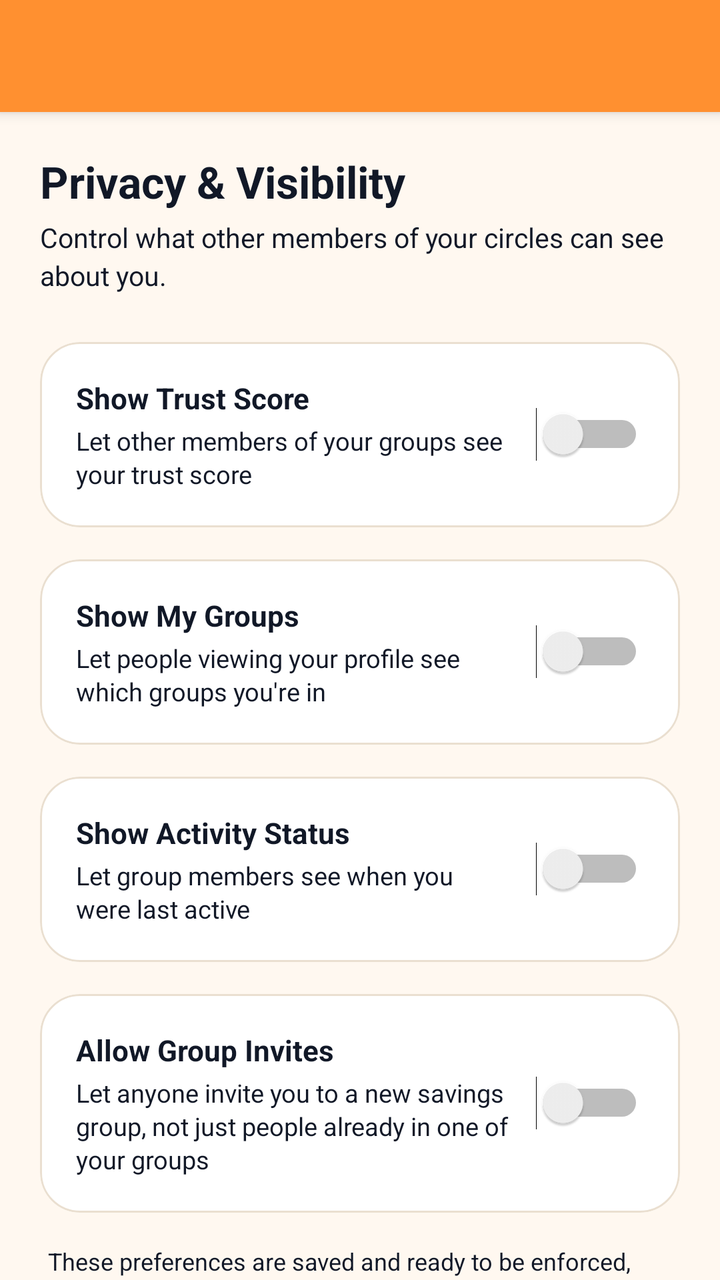
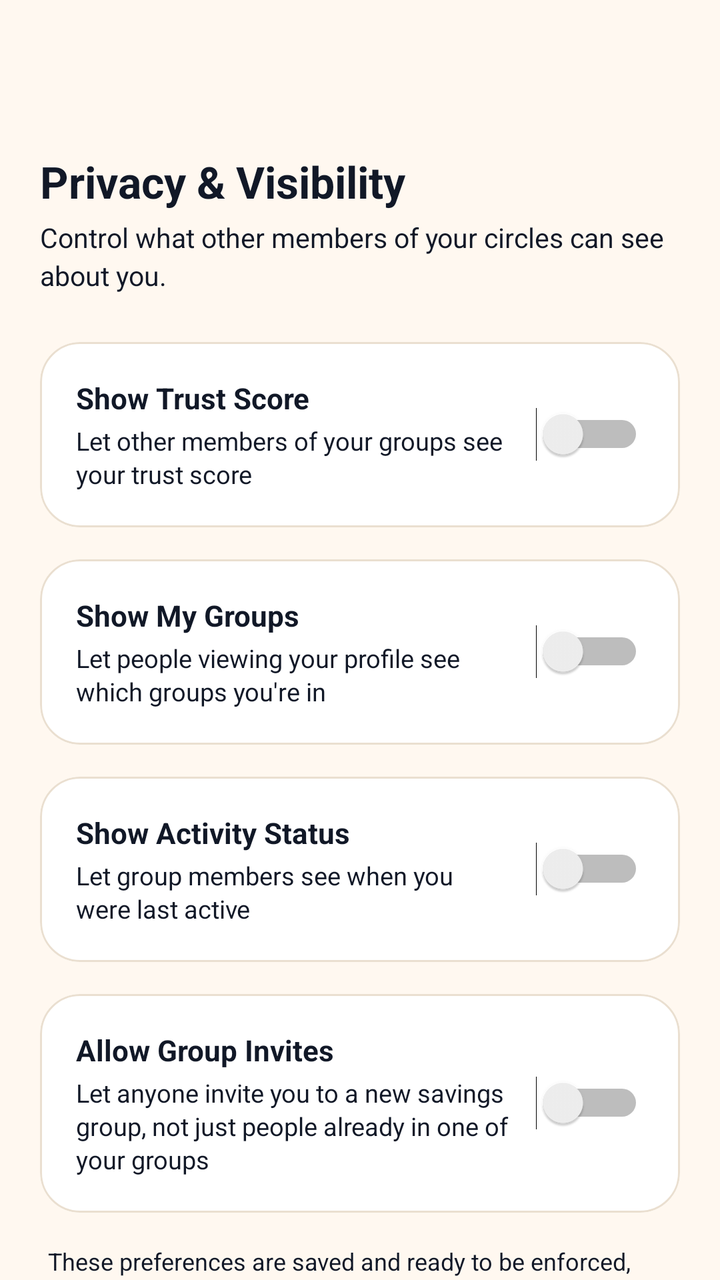

An Android layout rendered at two revisions. The XML below is the earlier revision; the diff shows what the commit changed to produce the second picture.
<!-- AndroidManifest.xml: application theme AppTheme -->
<!-- res/layout/privacy_settings.xml -->
<androidx.coordinatorlayout.widget.CoordinatorLayout
	xmlns:android="http://schemas.android.com/apk/res/android"
	xmlns:app="http://schemas.android.com/apk/res-auto"
	xmlns:tools="http://schemas.android.com/tools"
	android:id="@+id/_coordinator"
	android:layout_width="match_parent"
	android:layout_height="match_parent">
	<com.google.android.material.appbar.AppBarLayout
		android:id="@+id/_app_bar"
		android:layout_width="match_parent"
		android:layout_height="wrap_content"
		android:theme="@style/AppTheme.AppBarOverlay">
		<androidx.appcompat.widget.Toolbar
			android:id="@+id/_toolbar"
			android:layout_width="match_parent"
			android:layout_height="?attr/actionBarSize"
			android:background="?attr/appBarColor"
			app:popupTheme="@style/AppTheme.PopupOverlay" />
	</com.google.android.material.appbar.AppBarLayout>
	<androidx.core.widget.NestedScrollView
		android:id="@+id/vscroll3"
		android:layout_width="match_parent"
		android:layout_height="match_parent"
		android:fillViewport="true"
		android:overScrollMode="never"
		app:layout_behavior="@string/appbar_scrolling_view_behavior">
		<LinearLayout
			android:id="@+id/linear83"
			android:layout_width="match_parent"
			android:layout_height="wrap_content"
			android:padding="20dp"
			android:orientation="vertical">
			<TextView
				android:id="@+id/textview92"
				android:layout_width="wrap_content"
				android:layout_height="wrap_content"
				android:text="Privacy &amp; Visibility"
				android:textSize="22sp"
				android:textStyle="bold" />
			<TextView
				android:id="@+id/textview93"
				android:layout_width="match_parent"
				android:layout_height="wrap_content"
				android:layout_marginTop="4dp"
				android:layout_marginBottom="24dp"
				android:text="Control what other members of your circles can see about you."
				android:textSize="13.5sp"
				android:lineSpacingExtra="3dp" />
			<com.google.android.material.card.MaterialCardView
				android:id="@+id/cardview20"
				android:layout_width="match_parent"
				android:layout_height="wrap_content"
				android:layout_marginBottom="16dp"
				app:cardBackgroundColor="@color/colorSurface"
				app:cardCornerRadius="20dp"
				app:cardElevation="0dp"
				app:strokeColor="@color/colorCardStroke"
				app:strokeWidth="1dp">
				<LinearLayout
					android:id="@+id/linear84"
					android:layout_width="match_parent"
					android:layout_height="wrap_content"
					android:padding="18dp"
					android:gravity="center_vertical"
					android:orientation="horizontal">
					<LinearLayout
						android:id="@+id/linear85"
						android:layout_width="0dp"
						android:layout_height="wrap_content"
						android:orientation="vertical"
						android:layout_weight="1">
						<TextView
							android:id="@+id/textview94"
							android:layout_width="wrap_content"
							android:layout_height="wrap_content"
							android:text="Show Trust Score"
							android:textStyle="bold"
							android:textSize="14.5sp" />
						<TextView
							android:id="@+id/textview95"
							android:layout_width="match_parent"
							android:layout_height="wrap_content"
							android:layout_marginTop="3dp"
							android:text="Let other members of your groups see your trust score"
							android:textSize="12.5sp"
							android:lineSpacingExtra="2dp" />
					</LinearLayout>
					<Switch
						android:id="@+id/switchShowTrustScore"
						android:layout_width="wrap_content"
						android:layout_height="wrap_content"
						android:textSize="12sp"
						android:layout_marginStart="12dp" />
				</LinearLayout>
			</com.google.android.material.card.MaterialCardView>
			<com.google.android.material.card.MaterialCardView
				android:id="@+id/cardview21"
				android:layout_width="match_parent"
				android:layout_height="wrap_content"
				android:layout_marginBottom="16dp"
				app:cardBackgroundColor="@color/colorSurface"
				app:cardCornerRadius="20dp"
				app:cardElevation="0dp"
				app:strokeColor="@color/colorCardStroke"
				app:strokeWidth="1dp">
				<LinearLayout
					android:id="@+id/linear86"
					android:layout_width="match_parent"
					android:layout_height="wrap_content"
					android:padding="18dp"
					android:gravity="center_vertical"
					android:orientation="horizontal">
					<LinearLayout
						android:id="@+id/linear87"
						android:layout_width="0dp"
						android:layout_height="wrap_content"
						android:orientation="vertical"
						android:layout_weight="1">
						<TextView
							android:id="@+id/textview96"
							android:layout_width="wrap_content"
							android:layout_height="wrap_content"
							android:text="Show My Groups"
							android:textStyle="bold"
							android:textSize="14.5sp" />
						<TextView
							android:id="@+id/textview97"
							android:layout_width="match_parent"
							android:layout_height="wrap_content"
							android:layout_marginTop="3dp"
							android:text="Let people viewing your profile see which groups you're in"
							android:textSize="12.5sp"
							android:lineSpacingExtra="2dp" />
					</LinearLayout>
					<Switch
						android:id="@+id/switchShowGroups"
						android:layout_width="wrap_content"
						android:layout_height="wrap_content"
						android:textSize="12sp"
						android:layout_marginStart="12dp" />
				</LinearLayout>
			</com.google.android.material.card.MaterialCardView>
			<com.google.android.material.card.MaterialCardView
				android:id="@+id/cardview22"
				android:layout_width="match_parent"
				android:layout_height="wrap_content"
				android:layout_marginBottom="16dp"
				app:cardBackgroundColor="@color/colorSurface"
				app:cardCornerRadius="20dp"
				app:cardElevation="0dp"
				app:strokeColor="@color/colorCardStroke"
				app:strokeWidth="1dp">
				<LinearLayout
					android:id="@+id/linear88"
					android:layout_width="match_parent"
					android:layout_height="wrap_content"
					android:padding="18dp"
					android:gravity="center_vertical"
					android:orientation="horizontal">
					<LinearLayout
						android:id="@+id/linear89"
						android:layout_width="0dp"
						android:layout_height="wrap_content"
						android:orientation="vertical"
						android:layout_weight="1">
						<TextView
							android:id="@+id/textview98"
							android:layout_width="wrap_content"
							android:layout_height="wrap_content"
							android:text="Show Activity Status"
							android:textStyle="bold"
							android:textSize="14.5sp" />
						<TextView
							android:id="@+id/textview99"
							android:layout_width="match_parent"
							android:layout_height="wrap_content"
							android:layout_marginTop="3dp"
							android:text="Let group members see when you were last active"
							android:textSize="12.5sp"
							android:lineSpacingExtra="2dp" />
					</LinearLayout>
					<Switch
						android:id="@+id/switchShowActivity"
						android:layout_width="wrap_content"
						android:layout_height="wrap_content"
						android:textSize="12sp"
						android:layout_marginStart="12dp" />
				</LinearLayout>
			</com.google.android.material.card.MaterialCardView>
			<com.google.android.material.card.MaterialCardView
				android:id="@+id/cardview23"
				android:layout_width="match_parent"
				android:layout_height="wrap_content"
				android:layout_marginBottom="16dp"
				app:cardBackgroundColor="@color/colorSurface"
				app:cardCornerRadius="20dp"
				app:cardElevation="0dp"
				app:strokeColor="@color/colorCardStroke"
				app:strokeWidth="1dp">
				<LinearLayout
					android:id="@+id/linear90"
					android:layout_width="match_parent"
					android:layout_height="wrap_content"
					android:padding="18dp"
					android:gravity="center_vertical"
					android:orientation="horizontal">
					<LinearLayout
						android:id="@+id/linear91"
						android:layout_width="0dp"
						android:layout_height="wrap_content"
						android:orientation="vertical"
						android:layout_weight="1">
						<TextView
							android:id="@+id/textview100"
							android:layout_width="wrap_content"
							android:layout_height="wrap_content"
							android:text="Allow Group Invites"
							android:textStyle="bold"
							android:textSize="14.5sp" />
						<TextView
							android:id="@+id/textview101"
							android:layout_width="match_parent"
							android:layout_height="wrap_content"
							android:layout_marginTop="3dp"
							android:text="Let anyone invite you to a new savings group, not just people already in one of your groups"
							android:textSize="12.5sp"
							android:lineSpacingExtra="2dp" />
					</LinearLayout>
					<Switch
						android:id="@+id/switchAllowInvites"
						android:layout_width="wrap_content"
						android:layout_height="wrap_content"
						android:textSize="12sp"
						android:layout_marginStart="12dp" />
				</LinearLayout>
			</com.google.android.material.card.MaterialCardView>
			<TextView
				android:id="@+id/textview102"
				android:layout_width="match_parent"
				android:layout_height="wrap_content"
				android:text="These preferences are saved and ready to be enforced, but the screens that display your profile, trust score, and groups to other members don't check them yet — that wiring is a separate, upcoming step."
				android:textSize="12sp"
				android:layout_marginStart="4dp"
				android:lineSpacingExtra="3dp" />
		</LinearLayout>
	</androidx.core.widget.NestedScrollView>
</androidx.coordinatorlayout.widget.CoordinatorLayout>
<!-- resources referenced by this layout -->
<resources>
  <color name="colorCardStroke">#EADFD0</color>
  <color name="colorSurface">#FFFFFF</color>
  <style name="AppTheme.PopupOverlay" parent="ThemeOverlay.MaterialComponents.Light" />
  <style name="AppTheme" parent="Theme.MaterialComponents.DayNight.NoActionBar">
          
          <item name="homeAsUpIndicator">@drawable/ic_nav_back</item>
          
          <item name="android:textViewStyle">@style/HarvanaTextView</item>
          <item name="appBarColor">@color/colorAccent</item>
          <item name="onAppBarColor">@color/colorTextOnAccent</item>
          <item name="colorSecondary">@color/colorAccent</item>
          <item name="colorOnSecondary">@color/colorTextOnAccent</item>
          <item name="colorPrimaryVariant">@color/colorAccentDark</item>
          <item name="colorSecondaryVariant">@color/colorAccentDark</item>
          <item name="colorError">@color/colorError</item>
          <item name="colorOnError">@color/colorTextPrimaryWhite</item>
          <item name="colorControlActivated">@color/colorAccent</item>
          <item name="colorControlNormal">@color/colorControlNormal</item>
          <item name="colorControlHighlight">@color/colorAccentRipple</item>
          <item name="android:textColorHighlight">@color/colorAccentStroke</item>
          <item name="android:textColorLink">@color/colorAccentStrong</item>
          <item name="android:editTextColor">@color/colorTextPrimary</item>
          <item name="android:navigationBarColor">@color/colorBackground</item>
          <item name="colorPrimary">@color/colorAccent</item>
          <item name="colorPrimaryDark">@color/colorAccentStrong</item>
          <item name="colorAccent">@color/colorAccent</item>
          <item name="colorSurface">@color/colorSurface</item>
          <item name="colorOnPrimary">@color/colorTextOnAccent</item>
          <item name="colorOnSurface">@color/colorTextPrimary</item>
          <item name="colorOnBackground">@color/colorTextPrimary</item>
          <item name="colorOnSurfaceVariant">@color/colorTextSecondary</item>
          <item name="android:textColorPrimary">@color/colorTextPrimary</item>
          <item name="android:textColorSecondary">@color/colorTextSecondary</item>
          <item name="android:textColorHint">@color/colorTextTertiary</item>
          <item name="android:statusBarColor">?attr/appBarColor</item>
          <item name="android:windowLightStatusBar">true</item>
          <item name="android:windowBackground">@color/colorBackground</item>
          <item name="alertDialogTheme">@style/HarvanaAlertDialog</item>
          <item name="materialAlertDialogTheme">@style/HarvanaAlertDialog</item>
          <item name="bottomSheetDialogTheme">@style/HarvanaBottomSheetDialog</item>
      </style>
  <style name="HarvanaTextView" parent="android:Widget.TextView">
          <item name="android:textColor">@color/colorTextPrimary</item>
      </style>
  <color name="colorAccent">#FF9030</color>
  <color name="colorTextOnAccent">#111827</color>
  <color name="colorAccentDark">#E57A14</color>
  <color name="colorError">#EF4444</color>
  <color name="colorTextPrimaryWhite">#FFFFFF</color>
  <color name="colorControlNormal">#6B7280</color>
  <color name="colorAccentRipple">#1AFF9030</color>
  <color name="colorAccentStroke">#33FF9030</color>
  <color name="colorAccentStrong">#B85F0A</color>
  <color name="colorTextPrimary">#111827</color>
  <color name="colorBackground">#FFF8F0</color>
  <color name="colorTextSecondary">#4B5563</color>
  <color name="colorTextTertiary">#6B7280</color>
  <style name="HarvanaDialogButton" parent="Widget.MaterialComponents.Button.TextButton.Dialog">
          <item name="android:textColor">@color/colorAccent</item>
          <item name="android:minHeight">48dp</item>
      </style>
  <style name="HarvanaBottomSheetStyle" parent="Widget.MaterialComponents.BottomSheet.Modal">
          <item name="backgroundTint">?attr/colorSurface</item>
          <item name="shapeAppearanceOverlay">@style/HarvanaBottomSheetShape</item>
      </style>
  <!-- unchanged entries left out for length: 5 -->
</resources>

<!-- the commit's change to res/layout/privacy_settings.xml (unified diff, before → after) -->
@@ -9,7 +9,9 @@
 		android:id="@+id/_app_bar"
 		android:layout_width="match_parent"
 		android:layout_height="wrap_content"
-		android:theme="@style/AppTheme.AppBarOverlay">
+		android:theme="@style/AppTheme.AppBarOverlay"
+		app:elevation="0dp"
+		android:stateListAnimator="@null">
 		<androidx.appcompat.widget.Toolbar
 			android:id="@+id/_toolbar"
 			android:layout_width="match_parent"
<!-- resource entries referenced after the edit -->
@@ -8,8 +8,8 @@
           <item name="homeAsUpIndicator">@drawable/ic_nav_back</item>
           
           <item name="android:textViewStyle">@style/HarvanaTextView</item>
-          <item name="appBarColor">@color/colorAccent</item>
-          <item name="onAppBarColor">@color/colorTextOnAccent</item>
+          <item name="appBarColor">@color/colorBackground</item>
+          <item name="onAppBarColor">@color/colorTextPrimary</item>
           <item name="colorSecondary">@color/colorAccent</item>
           <item name="colorOnSecondary">@color/colorTextOnAccent</item>
           <item name="colorPrimaryVariant">@color/colorAccentDark</item>
